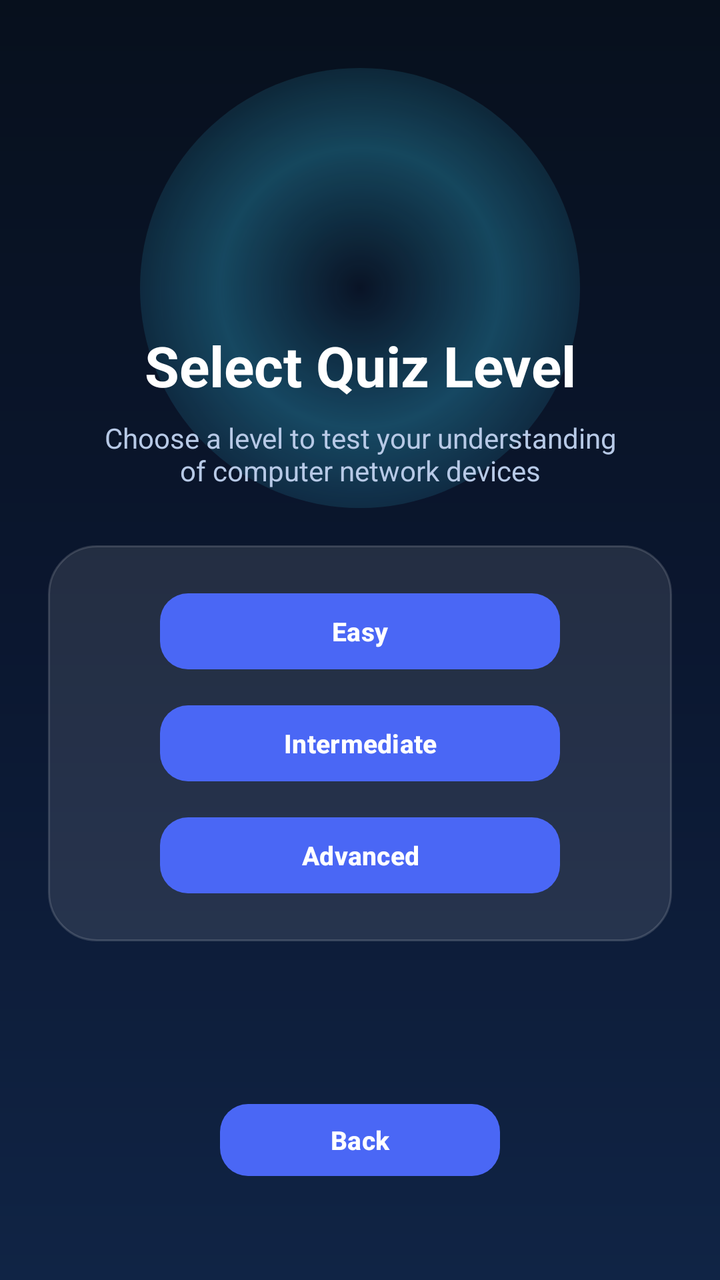
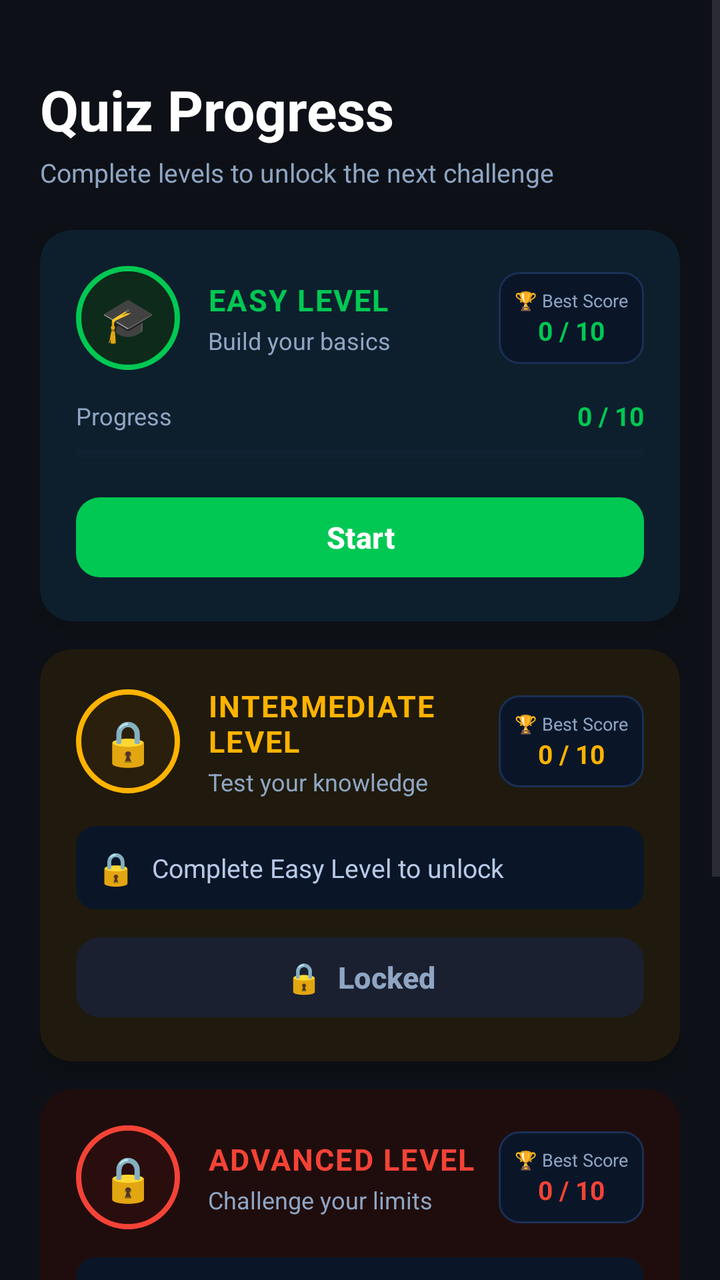

Screens rendered from an Android XML layout before and after an edit, with the pre-edit source and the edit as a unified diff.
<!-- AndroidManifest.xml: application theme Theme.ComputerNetworkDeviceARApp -->
<!-- res/layout/activity_quiz_level.xml -->
<?xml version="1.0" encoding="utf-8"?>
<RelativeLayout xmlns:android="http://schemas.android.com/apk/res/android"
    xmlns:app="http://schemas.android.com/apk/res-auto"
    android:layout_width="match_parent"
    android:layout_height="match_parent"
    android:background="@drawable/bg_main_gradient"
    android:padding="24dp">

    <View
        android:id="@+id/topGlow"
        android:layout_width="220dp"
        android:layout_height="220dp"
        android:layout_centerHorizontal="true"
        android:layout_marginTop="10dp"
        android:background="@drawable/bg_glow_circle" />

    <ImageView
        android:id="@+id/imgQuizIcon"
        android:layout_width="84dp"
        android:layout_height="84dp"
        android:layout_centerHorizontal="true"
        android:layout_marginTop="38dp"
        android:src="@mipmap/ic_launcher"
        android:scaleType="fitCenter" />

    <TextView
        android:id="@+id/tvQuizTitle"
        android:layout_width="match_parent"
        android:layout_height="wrap_content"
        android:layout_below="@id/imgQuizIcon"
        android:layout_marginTop="18dp"
        android:text="Select Quiz Level"
        android:textAlignment="center"
        android:textColor="#FFFFFF"
        android:textSize="28sp"
        android:textStyle="bold" />

    <TextView
        android:id="@+id/tvQuizSubtitle"
        android:layout_width="match_parent"
        android:layout_height="wrap_content"
        android:layout_below="@id/tvQuizTitle"
        android:layout_marginTop="8dp"
        android:text="Choose a level to test your understanding of computer network devices"
        android:textAlignment="center"
        android:textColor="#B7C9E6"
        android:textSize="14sp"
        android:paddingStart="20dp"
        android:paddingEnd="20dp" />

    <LinearLayout
        android:id="@+id/quizCard"
        android:layout_width="match_parent"
        android:layout_height="wrap_content"
        android:layout_below="@id/tvQuizSubtitle"
        android:layout_marginTop="28dp"
        android:orientation="vertical"
        android:gravity="center_horizontal"
        android:background="@drawable/bg_info_card"
        android:padding="20dp">

        <com.google.android.material.button.MaterialButton
            android:id="@+id/btnEasy"
            android:layout_width="200dp"
            android:layout_height="46dp"
            android:layout_gravity="center_horizontal"
            android:text="Easy"
            android:textAllCaps="false"
            android:textColor="#FFFFFF"
            android:textSize="13sp"
            android:textStyle="bold"
            app:backgroundTint="#4A67F5"
            app:cornerRadius="14dp" />

        <com.google.android.material.button.MaterialButton
            android:id="@+id/btnIntermediate"
            android:layout_width="200dp"
            android:layout_height="46dp"
            android:layout_marginTop="10dp"
            android:layout_gravity="center_horizontal"
            android:text="Intermediate"
            android:textAllCaps="false"
            android:textColor="#FFFFFF"
            android:textSize="13sp"
            android:textStyle="bold"
            app:backgroundTint="#4A67F5"
            app:cornerRadius="14dp" />

        <com.google.android.material.button.MaterialButton
            android:id="@+id/btnAdvanced"
            android:layout_width="200dp"
            android:layout_height="46dp"
            android:layout_marginTop="10dp"
            android:layout_gravity="center_horizontal"
            android:text="Advanced"
            android:textAllCaps="false"
            android:textColor="#FFFFFF"
            android:textSize="13sp"
            android:textStyle="bold"
            app:backgroundTint="#4A67F5"
            app:cornerRadius="14dp" />

    </LinearLayout>

    <com.google.android.material.button.MaterialButton
        android:id="@+id/btnBack"
        android:layout_width="140dp"
        android:layout_height="44dp"
        android:layout_alignParentBottom="true"
        android:layout_centerHorizontal="true"
        android:layout_marginBottom="24dp"
        android:text="Back"
        android:textAllCaps="false"
        android:textColor="#FFFFFF"
        android:textSize="13sp"
        android:textStyle="bold"
        app:backgroundTint="#4A67F5"
        app:cornerRadius="14dp" />

</RelativeLayout>
<!-- resources referenced by this layout -->
<resources>
  <!-- drawable bg_glow_circle (drawable) -->
  <?xml version="1.0" encoding="utf-8"?>
  <shape xmlns:android="http://schemas.android.com/apk/res/android"
      android:shape="oval">
      <gradient
          android:type="radial"
          android:gradientRadius="140dp"
          android:centerColor="#4438D6FF"
          android:endColor="#0038D6FF" />
  </shape>
  <!-- drawable bg_info_card (drawable) -->
  <?xml version="1.0" encoding="utf-8"?>
  <shape xmlns:android="http://schemas.android.com/apk/res/android">
      <solid android:color="#1AFFFFFF" />
      <corners android:radius="24dp" />
      <stroke
          android:width="1dp"
          android:color="#26FFFFFF" />
  </shape>
  <!-- drawable bg_main_gradient (drawable) -->
  <?xml version="1.0" encoding="utf-8"?>
  <shape xmlns:android="http://schemas.android.com/apk/res/android">
      <gradient
          android:angle="270"
          android:startColor="#07101D"
          android:centerColor="#0B1730"
          android:endColor="#102445" />
  </shape>
  <!-- mipmap ic_launcher (mipmap-anydpi-v26) -->
  <?xml version="1.0" encoding="utf-8"?>
  <adaptive-icon xmlns:android="http://schemas.android.com/apk/res/android">
      <background android:drawable="@drawable/ic_launcher_background"/>
      <foreground android:drawable="@mipmap/ic_launcher_foreground"/>
      <monochrome android:drawable="@mipmap/ic_launcher_foreground"/>
  </adaptive-icon>
  <style name="Theme.ComputerNetworkDeviceARApp" parent="Base.Theme.ComputerNetworkDeviceARApp" />
  <!-- drawable ic_launcher_background: vector/xml drawable (drawable, 4866 chars, omitted) -->
  <style name="Base.Theme.ComputerNetworkDeviceARApp" parent="Theme.Material3.DayNight.NoActionBar">
          
          
      </style>
</resources>

<!-- the commit's change to res/layout/activity_quiz_level.xml (unified diff, before → after) -->
@@ -1,120 +1,477 @@
 <?xml version="1.0" encoding="utf-8"?>
-<RelativeLayout xmlns:android="http://schemas.android.com/apk/res/android"
+<ScrollView xmlns:android="http://schemas.android.com/apk/res/android"
     xmlns:app="http://schemas.android.com/apk/res-auto"
     android:layout_width="match_parent"
     android:layout_height="match_parent"
-    android:background="@drawable/bg_main_gradient"
-    android:padding="24dp">
-
-    <View
-        android:id="@+id/topGlow"
-        android:layout_width="220dp"
-        android:layout_height="220dp"
-        android:layout_centerHorizontal="true"
-        android:layout_marginTop="10dp"
-        android:background="@drawable/bg_glow_circle" />
-
-    <ImageView
-        android:id="@+id/imgQuizIcon"
-        android:layout_width="84dp"
-        android:layout_height="84dp"
-        android:layout_centerHorizontal="true"
-        android:layout_marginTop="38dp"
-        android:src="@mipmap/ic_launcher"
-        android:scaleType="fitCenter" />
-
-    <TextView
-        android:id="@+id/tvQuizTitle"
+    android:background="#0D1117"
+    android:fillViewport="true">
+
+    <LinearLayout
         android:layout_width="match_parent"
         android:layout_height="wrap_content"
-        android:layout_below="@id/imgQuizIcon"
-        android:layout_marginTop="18dp"
-        android:text="Select Quiz Level"
-        android:textAlignment="center"
-        android:textColor="#FFFFFF"
-        android:textSize="28sp"
-        android:textStyle="bold" />
-
-    <TextView
-        android:id="@+id/tvQuizSubtitle"
-        android:layout_width="match_parent"
-        android:layout_height="wrap_content"
-        android:layout_below="@id/tvQuizTitle"
-        android:layout_marginTop="8dp"
-        android:text="Choose a level to test your understanding of computer network devices"
-        android:textAlignment="center"
-        android:textColor="#B7C9E6"
-        android:textSize="14sp"
-        android:paddingStart="20dp"
-        android:paddingEnd="20dp" />
-
-    <LinearLayout
-        android:id="@+id/quizCard"
-        android:layout_width="match_parent"
-        android:layout_height="wrap_content"
-        android:layout_below="@id/tvQuizSubtitle"
-        android:layout_marginTop="28dp"
         android:orientation="vertical"
-        android:gravity="center_horizontal"
-        android:background="@drawable/bg_info_card"
         android:padding="20dp">
 
+        
+        <TextView
+            android:layout_width="match_parent"
+            android:layout_height="wrap_content"
+            android:text="Quiz Progress"
+            android:textColor="#FFFFFF"
+            android:textSize="28sp"
+            android:textStyle="bold"
+            android:layout_marginTop="16dp"/>
+
+        <TextView
+            android:layout_width="match_parent"
+            android:layout_height="wrap_content"
+            android:text="Complete levels to unlock the next challenge"
+            android:textColor="#8FA5C3"
+            android:textSize="13sp"
+            android:layout_marginTop="4dp"
+            android:layout_marginBottom="20dp"/>
+
+        
+        <androidx.cardview.widget.CardView
+            android:id="@+id/cardEasy"
+            android:layout_width="match_parent"
+            android:layout_height="wrap_content"
+            android:layout_marginBottom="14dp"
+            app:cardCornerRadius="16dp"
+            app:cardElevation="4dp"
+            app:cardBackgroundColor="#0D1F2D">
+
+            <LinearLayout
+                android:layout_width="match_parent"
+                android:layout_height="wrap_content"
+                android:orientation="vertical"
+                android:padding="18dp">
+
+                
+                <LinearLayout
+                    android:layout_width="match_parent"
+                    android:layout_height="wrap_content"
+                    android:orientation="horizontal"
+                    android:gravity="center_vertical"
+                    android:layout_marginBottom="14dp">
+
+                    
+                    <FrameLayout
+                        android:layout_width="52dp"
+                        android:layout_height="52dp"
+                        android:layout_marginEnd="14dp">
+                        <View
+                            android:layout_width="52dp"
+                            android:layout_height="52dp"
+                            android:background="@drawable/bg_circle_green"/>
+                        <TextView
+                            android:layout_width="match_parent"
+                            android:layout_height="match_parent"
+                            android:text="🎓"
+                            android:textSize="22sp"
+                            android:gravity="center"/>
+                    </FrameLayout>
+
+                    
+                    <LinearLayout
+                        android:layout_width="0dp"
+                        android:layout_height="wrap_content"
+                        android:layout_weight="1"
+                        android:orientation="vertical">
+                        <TextView
+                            android:layout_width="wrap_content"
+                            android:layout_height="wrap_content"
+                            android:text="EASY LEVEL"
+                            android:textColor="#00C853"
+                            android:textSize="15sp"
+                            android:textStyle="bold"
+                            android:letterSpacing="0.05"/>
+                        <TextView
+                            android:layout_width="wrap_content"
+                            android:layout_height="wrap_content"
+                            android:text="Build your basics"
+                            android:textColor="#8FA5C3"
+                            android:textSize="12sp"
+                            android:layout_marginTop="2dp"/>
+                    </LinearLayout>
+
+                    
+                    <LinearLayout
+                        android:id="@+id/badgeEasy"
+                        android:layout_width="wrap_content"
+                        android:layout_height="wrap_content"
+                        android:background="@drawable/bg_score_badge"
+                        android:padding="8dp"
+                        android:orientation="vertical"
+                        android:gravity="center">
+                        <TextView
+                            android:layout_width="wrap_content"
+                            android:layout_height="wrap_content"
+                            android:text="🏆 Best Score"
+                            android:textColor="#8FA5C3"
+                            android:textSize="9sp"/>
+                        <TextView
+                            android:id="@+id/tvEasyBestScore"
+                            android:layout_width="wrap_content"
+                            android:layout_height="wrap_content"
+                            android:text="0 / 10"
+                            android:textColor="#00C853"
+                            android:textSize="13sp"
+                            android:textStyle="bold"/>
+                    </LinearLayout>
+                </LinearLayout>
+
+                
+                <LinearLayout
+                    android:layout_width="match_parent"
+                    android:layout_height="wrap_content"
+                    android:orientation="horizontal"
+                    android:gravity="center_vertical"
+                    android:layout_marginBottom="6dp">
+                    <TextView
+                        android:layout_width="0dp"
+                        android:layout_height="wrap_content"
+                        android:layout_weight="1"
+                        android:text="Progress"
+                        android:textColor="#8FA5C3"
+                        android:textSize="12sp"/>
+                    <TextView
+                        android:id="@+id/tvEasyProgress"
+                        android:layout_width="wrap_content"
+                        android:layout_height="wrap_content"
+                        android:text="0 / 10"
+                        android:textColor="#00C853"
+                        android:textSize="13sp"
+                        android:textStyle="bold"/>
+                </LinearLayout>
+
+                <ProgressBar
+                    android:id="@+id/progressEasy"
+                    style="@style/Widget.AppCompat.ProgressBar.Horizontal"
+                    android:layout_width="match_parent"
+                    android:layout_height="8dp"
+                    android:max="10"
+                    android:progress="0"
+                    android:progressTint="#00C853"
+                    android:progressBackgroundTint="#1A2744"
+                    android:layout_marginBottom="14dp"/>
+
+                <com.google.android.material.button.MaterialButton
+                    android:id="@+id/btnEasy"
+                    android:layout_width="match_parent"
+                    android:layout_height="48dp"
+                    android:text="Start"
+                    android:textAllCaps="false"
+                    android:textColor="#FFFFFF"
+                    android:textSize="15sp"
+                    android:textStyle="bold"
+                    app:backgroundTint="#00C853"
+                    app:cornerRadius="12dp"/>
+            </LinearLayout>
+        </androidx.cardview.widget.CardView>
+
+        
+        <androidx.cardview.widget.CardView
+            android:id="@+id/cardIntermediate"
+            android:layout_width="match_parent"
+            android:layout_height="wrap_content"
+            android:layout_marginBottom="14dp"
+            app:cardCornerRadius="16dp"
+            app:cardElevation="4dp"
+            app:cardBackgroundColor="#1F1A0D">
+
+            <LinearLayout
+                android:layout_width="match_parent"
+                android:layout_height="wrap_content"
+                android:orientation="vertical"
+                android:padding="18dp">
+
+                <LinearLayout
+                    android:layout_width="match_parent"
+                    android:layout_height="wrap_content"
+                    android:orientation="horizontal"
+                    android:gravity="center_vertical"
+                    android:layout_marginBottom="14dp">
+
+                    <FrameLayout
+                        android:layout_width="52dp"
+                        android:layout_height="52dp"
+                        android:layout_marginEnd="14dp">
+                        <View
+                            android:layout_width="52dp"
+                            android:layout_height="52dp"
+                            android:background="@drawable/bg_circle_orange"/>
+                        <TextView
+                            android:id="@+id/tvIntermediateIcon"
+                            android:layout_width="match_parent"
+                            android:layout_height="match_parent"
+                            android:text="🔒"
+                            android:textSize="22sp"
+                            android:gravity="center"/>
+                    </FrameLayout>
+
+                    <LinearLayout
+                        android:layout_width="0dp"
+                        android:layout_height="wrap_content"
+                        android:layout_weight="1"
+                        android:orientation="vertical">
+                        <TextView
+                            android:layout_width="wrap_content"
+                            android:layout_height="wrap_content"
+                            android:text="INTERMEDIATE LEVEL"
+                            android:textColor="#FFB300"
+                            android:textSize="15sp"
+                            android:textStyle="bold"
+                            android:letterSpacing="0.05"/>
+                        <TextView
+                            android:layout_width="wrap_content"
+                            android:layout_height="wrap_content"
+                            android:text="Test your knowledge"
+                            android:textColor="#8FA5C3"
+                            android:textSize="12sp"
+                            android:layout_marginTop="2dp"/>
+                    </LinearLayout>
+
+                    <LinearLayout
+                        android:layout_width="wrap_content"
+                        android:layout_height="wrap_content"
+                        android:background="@drawable/bg_score_badge"
+                        android:padding="8dp"
+                        android:orientation="vertical"
+                        android:gravity="center">
+                        <TextView
+                            android:layout_width="wrap_content"
+                            android:layout_height="wrap_content"
+                            android:text="🏆 Best Score"
+                            android:textColor="#8FA5C3"
+                            android:textSize="9sp"/>
+                        <TextView
+                            android:id="@+id/tvIntermediateBestScore"
+                            android:layout_width="wrap_content"
+                            android:layout_height="wrap_content"
+                            android:text="0 / 10"
+                            android:textColor="#FFB300"
+                            android:textSize="13sp"
+                            android:textStyle="bold"/>
+                    </LinearLayout>
+                </LinearLayout>
+
+                
+                <LinearLayout
+                    android:id="@+id/lockRequirementIntermediate"
+                    android:layout_width="match_parent"
+                    android:layout_height="wrap_content"
+                    android:background="@drawable/bg_lock_requirement"
+                    android:padding="10dp"
+                    android:orientation="horizontal"
+                    android:gravity="center_vertical"
+                    android:layout_marginBottom="10dp">
+                    <TextView
+                        android:layout_width="wrap_content"
+                        android:layout_height="wrap_content"
+                        android:text="🔒"
+                        android:textSize="16sp"
+                        android:layout_marginEnd="8dp"/>
+                    <TextView
+                        android:layout_width="wrap_content"
+                        android:layout_height="wrap_content"
+                        android:text="Complete Easy Level to unlock"
+                        android:textColor="#B7C9E6"
+                        android:textSize="13sp"/>
+                </LinearLayout>
+
+                <com.google.android.material.button.MaterialButton
+                    android:id="@+id/btnIntermediate"
+                    android:layout_width="match_parent"
+                    android:layout_height="48dp"
+                    android:text="🔒  Locked"
+                    android:textAllCaps="false"
+                    android:textColor="#8FA5C3"
+                    android:textSize="15sp"
+                    android:textStyle="bold"
+                    app:backgroundTint="#1A2030"
+                    app:cornerRadius="12dp"/>
+            </LinearLayout>
+        </androidx.cardview.widget.CardView>
+
+        
+        <androidx.cardview.widget.CardView
+            android:id="@+id/cardAdvanced"
+            android:layout_width="match_parent"
+            android:layout_height="wrap_content"
+            android:layout_marginBottom="14dp"
+            app:cardCornerRadius="16dp"
+            app:cardElevation="4dp"
+            app:cardBackgroundColor="#1F0D0D">
+
+            <LinearLayout
+                android:layout_width="match_parent"
+                android:layout_height="wrap_content"
+                android:orientation="vertical"
+                android:padding="18dp">
+
+                <LinearLayout
+                    android:layout_width="match_parent"
+                    android:layout_height="wrap_content"
+                    android:orientation="horizontal"
+                    android:gravity="center_vertical"
+                    android:layout_marginBottom="14dp">
+
+                    <FrameLayout
+                        android:layout_width="52dp"
+                        android:layout_height="52dp"
+                        android:layout_marginEnd="14dp">
+                        <View
+                            android:layout_width="52dp"
+                            android:layout_height="52dp"
+                            android:background="@drawable/bg_circle_red"/>
+                        <TextView
+                            android:id="@+id/tvAdvancedIcon"
+                            android:layout_width="match_parent"
+                            android:layout_height="match_parent"
+                            android:text="🔒"
+                            android:textSize="22sp"
+                            android:gravity="center"/>
+                    </FrameLayout>
+
+                    <LinearLayout
+                        android:layout_width="0dp"
+                        android:layout_height="wrap_content"
+                        android:layout_weight="1"
+                        android:orientation="vertical">
+                        <TextView
+                            android:layout_width="wrap_content"
+                            android:layout_height="wrap_content"
+                            android:text="ADVANCED LEVEL"
+                            android:textColor="#F44336"
+                            android:textSize="15sp"
+                            android:textStyle="bold"
+                            android:letterSpacing="0.05"/>
+                        <TextView
+                            android:layout_width="wrap_content"
+                            android:layout_height="wrap_content"
+                            android:text="Challenge your limits"
+                            android:textColor="#8FA5C3"
+                            android:textSize="12sp"
+                            android:layout_marginTop="2dp"/>
+                    </LinearLayout>
+
+                    <LinearLayout
+                        android:layout_width="wrap_content"
+                        android:layout_height="wrap_content"
+                        android:background="@drawable/bg_score_badge"
+                        android:padding="8dp"
+                        android:orientation="vertical"
+                        android:gravity="center">
+                        <TextView
+                            android:layout_width="wrap_content"
+                            android:layout_height="wrap_content"
+                            android:text="🏆 Best Score"
+                            android:textColor="#8FA5C3"
+                            android:textSize="9sp"/>
+                        <TextView
+                            android:id="@+id/tvAdvancedBestScore"
+                            android:layout_width="wrap_content"
+                            android:layout_height="wrap_content"
+                            android:text="0 / 10"
+                            android:textColor="#F44336"
+                            android:textSize="13sp"
+                            android:textStyle="bold"/>
+                    </LinearLayout>
+                </LinearLayout>
+
+                <LinearLayout
+                    android:id="@+id/lockRequirementAdvanced"
+                    android:layout_width="match_parent"
+                    android:layout_height="wrap_content"
+                    android:background="@drawable/bg_lock_requirement"
+                    android:padding="10dp"
+                    android:orientation="horizontal"
+                    android:gravity="center_vertical"
+                    android:layout_marginBottom="10dp">
+                    <TextView
+                        android:layout_width="wrap_content"
+                        android:layout_height="wrap_content"
+                        android:text="🔒"
+                        android:textSize="16sp"
+                        android:layout_marginEnd="8dp"/>
+                    <TextView
+                        android:layout_width="wrap_content"
+                        android:layout_height="wrap_content"
+                        android:text="Complete Intermediate Level to unlock"
+                        android:textColor="#B7C9E6"
+                        android:textSize="13sp"/>
+                </LinearLayout>
+
+                <com.google.android.material.button.MaterialButton
+                    android:id="@+id/btnAdvanced"
+                    android:layout_width="match_parent"
+                    android:layout_height="48dp"
+                    android:text="🔒  Locked"
+                    android:textAllCaps="false"
+                    android:textColor="#8FA5C3"
+                    android:textSize="15sp"
+                    android:textStyle="bold"
+                    app:backgroundTint="#1A2030"
+                    app:cornerRadius="12dp"/>
+            </LinearLayout>
+        </androidx.cardview.widget.CardView>
+
+        
+        <androidx.cardview.widget.CardView
+            android:layout_width="match_parent"
+            android:layout_height="wrap_content"
+            android:layout_marginBottom="20dp"
+            app:cardCornerRadius="14dp"
+            app:cardBackgroundColor="#0E1B35"
+            app:cardElevation="2dp">
+
+            <LinearLayout
+                android:layout_width="match_parent"
+                android:layout_height="wrap_content"
+                android:orientation="horizontal"
+                android:padding="14dp"
+                android:gravity="center_vertical">
+
+                <TextView
+                    android:layout_width="40dp"
+                    android:layout_height="40dp"
+                    android:text="📋"
+                    android:textSize="22sp"
+                    android:gravity="center"
+                    android:background="@drawable/bg_icon_blue"
+                    android:layout_marginEnd="12dp"/>
+
+                <TextView
+                    android:layout_width="0dp"
+                    android:layout_height="wrap_content"
+                    android:layout_weight="1"
+                    android:text="Each level has 10 questions.\nYou must pass a level to unlock the next one."
+                    android:textColor="#B7C9E6"
+                    android:textSize="12sp"
+                    android:lineSpacingExtra="3dp"/>
+
+                <TextView
+                    android:layout_width="wrap_content"
+                    android:layout_height="wrap_content"
+                    android:text="ℹ️"
+                    android:textSize="20sp"
+                    android:layout_marginStart="8dp"/>
+            </LinearLayout>
+        </androidx.cardview.widget.CardView>
+
+        
         <com.google.android.material.button.MaterialButton
-            android:id="@+id/btnEasy"
-            android:layout_width="200dp"
-            android:layout_height="46dp"
-            android:layout_gravity="center_horizontal"
-            android:text="Easy"
+            android:id="@+id/btnBack"
+            android:layout_width="match_parent"
+            android:layout_height="48dp"
+            android:layout_marginBottom="8dp"
+            android:text="Back"
             android:textAllCaps="false"
             android:textColor="#FFFFFF"
-            android:textSize="13sp"
-            android:textStyle="bold"
-            app:backgroundTint="#4A67F5"
-            app:cornerRadius="14dp" />
-
-        <com.google.android.material.button.MaterialButton
-            android:id="@+id/btnIntermediate"
-            android:layout_width="200dp"
-            android:layout_height="46dp"
-            android:layout_marginTop="10dp"
-            android:layout_gravity="center_horizontal"
-            android:text="Intermediate"
-            android:textAllCaps="false"
-            android:textColor="#FFFFFF"
-            android:textSize="13sp"
-            android:textStyle="bold"
-            app:backgroundTint="#4A67F5"
-            app:cornerRadius="14dp" />
-
-        <com.google.android.material.button.MaterialButton
-            android:id="@+id/btnAdvanced"
-            android:layout_width="200dp"
-            android:layout_height="46dp"
-            android:layout_marginTop="10dp"
-            android:layout_gravity="center_horizontal"
-            android:text="Advanced"
-            android:textAllCaps="false"
-            android:textColor="#FFFFFF"
-            android:textSize="13sp"
-            android:textStyle="bold"
-            app:backgroundTint="#4A67F5"
-            app:cornerRadius="14dp" />
+            android:textSize="15sp"
+            app:backgroundTint="#C73D5A"
+            app:cornerRadius="14dp"/>
 
     </LinearLayout>
-
-    <com.google.android.material.button.MaterialButton
-        android:id="@+id/btnBack"
-        android:layout_width="140dp"
-        android:layout_height="44dp"
-        android:layout_alignParentBottom="true"
-        android:layout_centerHorizontal="true"
-        android:layout_marginBottom="24dp"
-        android:text="Back"
-        android:textAllCaps="false"
-        android:textColor="#FFFFFF"
-        android:textSize="13sp"
-        android:textStyle="bold"
-        app:backgroundTint="#4A67F5"
-        app:cornerRadius="14dp" />
-
-</RelativeLayout>
+</ScrollView>
<!-- resource entries referenced after the edit -->
@@ -1,42 +1,43 @@
 <!-- resources referenced by this layout -->
 <resources>
-  <!-- drawable bg_glow_circle (drawable) -->
+  <!-- drawable bg_circle_green (drawable) -->
   <?xml version="1.0" encoding="utf-8"?>
-  <shape xmlns:android="http://schemas.android.com/apk/res/android"
-      android:shape="oval">
-      <gradient
-          android:type="radial"
-          android:gradientRadius="140dp"
-          android:centerColor="#4438D6FF"
-          android:endColor="#0038D6FF" />
+  <shape xmlns:android="http://schemas.android.com/apk/res/android" android:shape="oval">
+      <stroke android:width="2.5dp" android:color="#00C853"/>
+      <solid android:color="#0D2A1A"/>
   </shape>
-  <!-- drawable bg_info_card (drawable) -->
+  <!-- drawable bg_circle_orange (drawable) -->
+  <?xml version="1.0" encoding="utf-8"?>
+  <shape xmlns:android="http://schemas.android.com/apk/res/android" android:shape="oval">
+      <stroke android:width="2.5dp" android:color="#FFB300"/>
+      <solid android:color="#2A1F0D"/>
+  </shape>
+  <!-- drawable bg_circle_red (drawable) -->
+  <?xml version="1.0" encoding="utf-8"?>
+  <shape xmlns:android="http://schemas.android.com/apk/res/android" android:shape="oval">
+      <stroke android:width="2.5dp" android:color="#F44336"/>
+      <solid android:color="#2A0D0D"/>
+  </shape>
+  <!-- drawable bg_icon_blue (drawable) -->
   <?xml version="1.0" encoding="utf-8"?>
   <shape xmlns:android="http://schemas.android.com/apk/res/android">
-      <solid android:color="#1AFFFFFF" />
-      <corners android:radius="24dp" />
-      <stroke
-          android:width="1dp"
-          android:color="#26FFFFFF" />
+      <solid android:color="#1E3A6E"/>
+      <corners android:radius="12dp"/>
   </shape>
-  <!-- drawable bg_main_gradient (drawable) -->
+  <!-- drawable bg_lock_requirement (drawable) -->
   <?xml version="1.0" encoding="utf-8"?>
   <shape xmlns:android="http://schemas.android.com/apk/res/android">
-      <gradient
-          android:angle="270"
-          android:startColor="#07101D"
-          android:centerColor="#0B1730"
-          android:endColor="#102445" />
+      <solid android:color="#0A1628"/>
+      <corners android:radius="10dp"/>
   </shape>
-  <!-- mipmap ic_launcher (mipmap-anydpi-v26) -->
+  <!-- drawable bg_score_badge (drawable) -->
   <?xml version="1.0" encoding="utf-8"?>
-  <adaptive-icon xmlns:android="http://schemas.android.com/apk/res/android">
-      <background android:drawable="@drawable/ic_launcher_background"/>
-      <foreground android:drawable="@mipmap/ic_launcher_foreground"/>
-      <monochrome android:drawable="@mipmap/ic_launcher_foreground"/>
-  </adaptive-icon>
+  <shape xmlns:android="http://schemas.android.com/apk/res/android">
+      <solid android:color="#0A1628"/>
+      <corners android:radius="10dp"/>
+      <stroke android:width="1dp" android:color="#1A2F55"/>
+  </shape>
   <style name="Theme.ComputerNetworkDeviceARApp" parent="Base.Theme.ComputerNetworkDeviceARApp" />
-  <!-- drawable ic_launcher_background: vector/xml drawable (drawable, 4866 chars, omitted) -->
   <style name="Base.Theme.ComputerNetworkDeviceARApp" parent="Theme.Material3.DayNight.NoActionBar">
           
           
